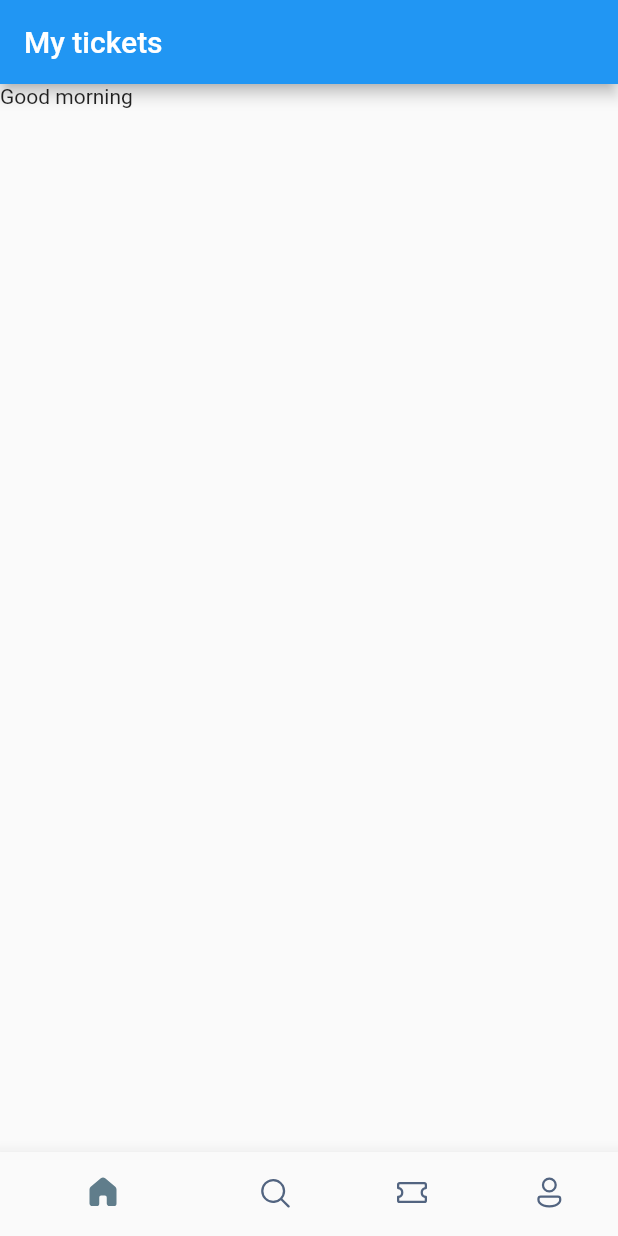
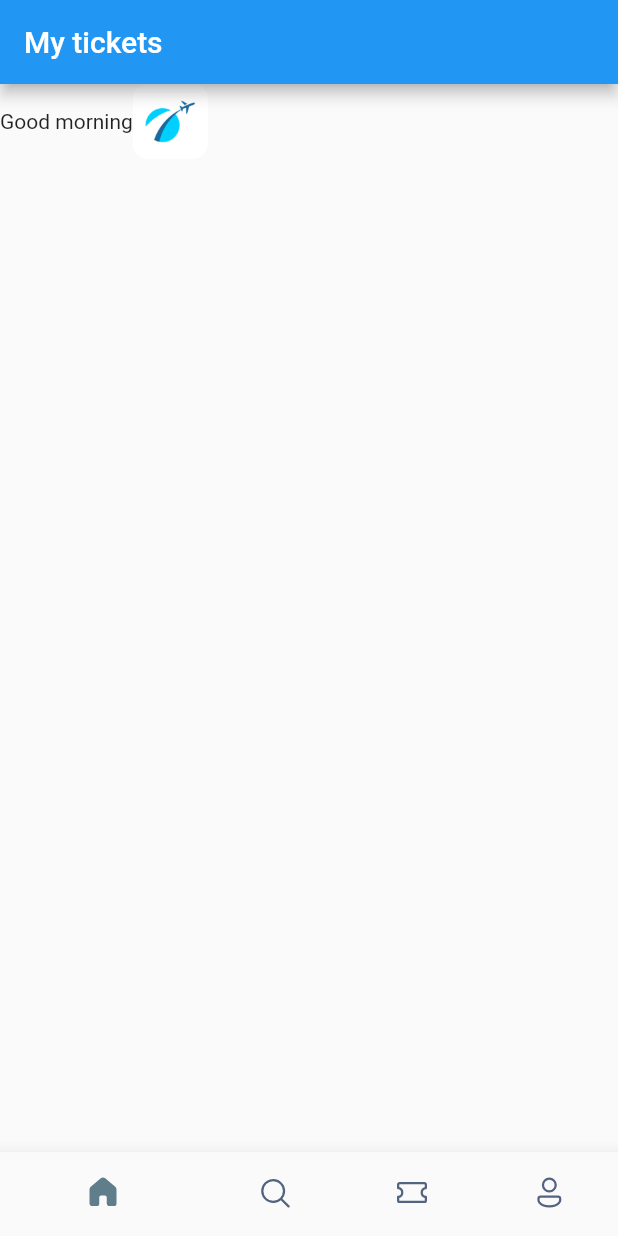
Before and after one commit to rkhang7/ticket_booking_flutter, a Flutter app: the screen it shows after launch, on a phone screen of 412 x 824 dp. Run offline on Flutter 3.47's test engine with Material 2 defaults, Android fonts, the phone set to English and light mode, and no system bars; our stand-ins replace fluentui_icons.

Commit message:
add image resource

```diff
--- a/lib/screens/home_screen.dart
+++ b/lib/screens/home_screen.dart
@@ -1,7 +1,4 @@
-import 'package:flutter/cupertino.dart';
 import 'package:flutter/material.dart';
-import 'package:flutter/src/foundation/key.dart';
-import 'package:flutter/src/widgets/framework.dart';
 
 class HomeScreen extends StatelessWidget {
   const HomeScreen({Key? key}) : super(key: key);
@@ -16,7 +13,17 @@ class HomeScreen extends StatelessWidget {
               children: [
                 Row(
                   children: [
-                    Text("Good morning"),
+                    const Text("Good morning"),
+                    Container(
+                      width: 50,
+                      height: 50,
+                      decoration: BoxDecoration(
+                        borderRadius: BorderRadius.circular(10),
+                        image: const DecorationImage(
+                          image: AssetImage('assets/images/img_1.png'),
+                        ),
+                      ),
+                    ),
                   ],
                 )
               ],
--- a/pubspec.yaml
+++ b/pubspec.yaml
@@ -59,9 +59,9 @@ flutter:
   uses-material-design: true
 
   # To add assets to your application, add an assets section, like this:
-  # assets:
-  #   - images/a_dot_burr.jpeg
-  #   - images/a_dot_ham.jpeg
+  assets:
+    - assets/images/
+
 
   # An image asset can refer to one or more resolution-specific "variants", see
   # https://flutter.dev/assets-and-images/#resolution-aware
```
